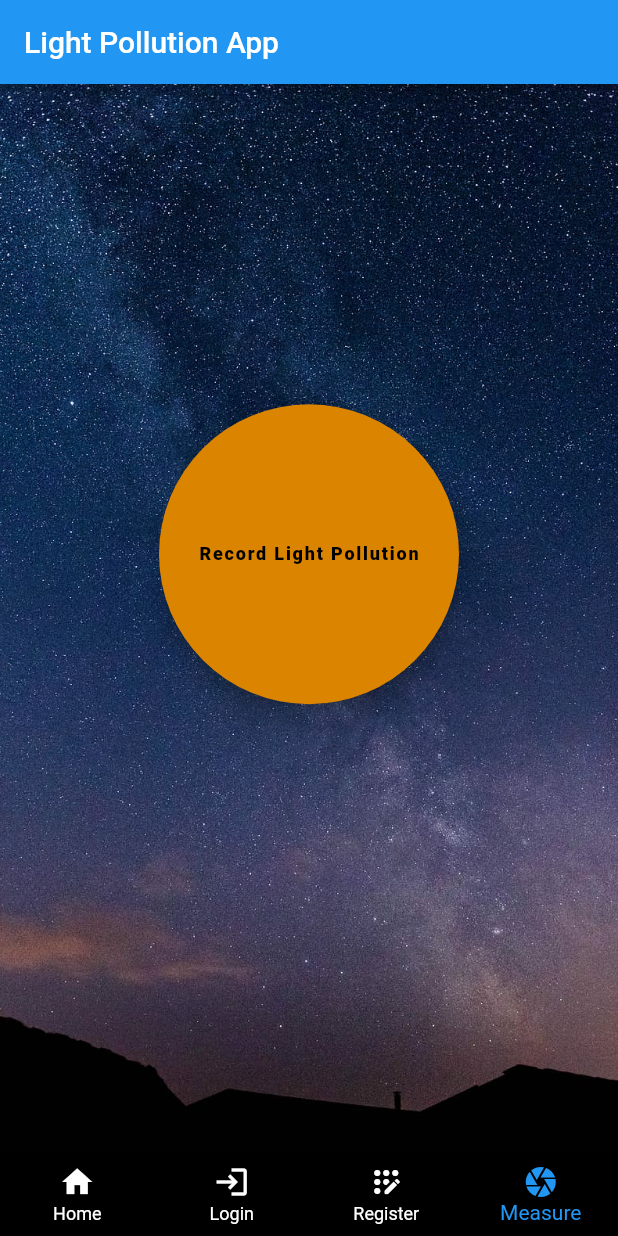
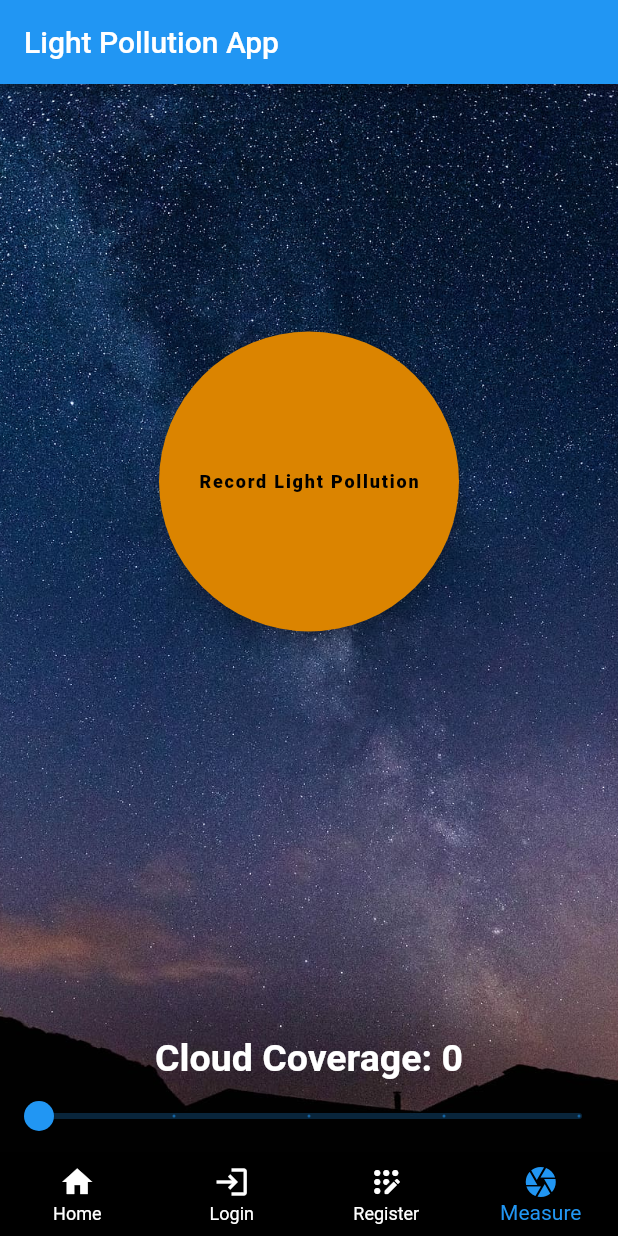
Before and after one commit to tomerbv/Light_Pollution, a Flutter app: the screen it shows after launch, item 4 of the bottom bar chosen, on a phone screen of 412 x 824 dp. Run offline on Flutter 3.47's test engine with Material 2 defaults, Android fonts, the phone set to English and light mode, and no system bars; our stand-ins replace camera, device_info_plus, flutter_easyloading, geolocator.

Commit message:
added server address and cloud coverage

```diff
--- a/lib/services/api_service.dart
+++ b/lib/services/api_service.dart
@@ -9,14 +9,17 @@ import 'device_info.dart';
 import 'location_service.dart';
 
 class ApiService {
-  // static final _client = http.Client();
+  //server
+  static const ip = "http://132.73.84.182:80";
 
-  static final _loginUrl = Uri.parse('http://10.100.102.7:5000/login');
+  //local
+  // static const ip = "http://10.100.102.7:5000";
 
-  static final _registerUrl = Uri.parse('http://10.100.102.7:5000/register');
+  static final _loginUrl = Uri.parse('$ip/login');
 
-  static final _sendImageUrl =
-      Uri.parse("http://10.100.102.7:5000/sendMeasurement");
+  static final _registerUrl = Uri.parse('$ip/register');
+
+  static final _sendImageUrl = Uri.parse("$ip/sendMeasurement");
 
   static login(username, password, context) async {
     try {
@@ -56,7 +59,7 @@ class ApiService {
     }
   }
 
-  static upload(XFile imageFile) async {
+  static upload(XFile imageFile, String cloudCoverage) async {
     try {
       var request = http.MultipartRequest('POST', _sendImageUrl);
       Map<String, dynamic> deviceInfo = await DeviceInfo.getPlatformState();
@@ -64,7 +67,7 @@ class ApiService {
       Position? position = await LocationService.getCurrentPosition();
       if (position != null) {
         request.fields.addAll({
-          "cloud_cover": '0',
+          "cloud_cover": cloudCoverage,
           "latitude": position.latitude.toString(),
           "longitude": position.longitude.toString(),
           "elevation": position.altitude.toString(),
@@ -87,6 +90,6 @@ class ApiService {
     } catch (error) {
       print(error.toString());
     }
-    return -1;
+    return "-1";
   }
 }
--- a/lib/views/camera_widget.dart
+++ b/lib/views/camera_widget.dart
@@ -31,6 +31,8 @@ class _CameraWidgetState extends State<CameraWidget>
   CameraController? controller;
   XFile? imageFile;
   XFile? videoFile;
+  double cloudCoverage = 0;
+  String cloudCoverageString = "0";
 
   @override
   void initState() {
@@ -108,7 +110,51 @@ class _CameraWidgetState extends State<CameraWidget>
                             fontWeight: FontWeight.w900,
                           )),
                     )
-                  : null)
+                  : null),
+          Padding(
+            padding: const EdgeInsets.all(10.0),
+            child: Row(
+              children: <Widget>[],
+            ),
+          ),
+          Text(
+            "Cloud Coverage: $cloudCoverageString",
+            style: TextStyle(
+              fontSize: 25,
+              color: Colors.white,
+              fontWeight: FontWeight.w700,
+            ),
+          ),
+          Slider(
+            min: 0,
+            max: 4,
+            divisions: 4,
+            value: cloudCoverage,
+            label: cloudCoverageString,
+            onChanged: (value) {
+              setState(() {
+                cloudCoverage = value;
+                switch (value.toInt()) {
+                  case 0:
+                    cloudCoverageString = "0/4";
+                    break;
+                  case 1:
+                    cloudCoverageString = "1/4";
+                    break;
+                  case 2:
+                    cloudCoverageString = "2/4";
+                    break;
+                  case 3:
+                    cloudCoverageString = "3/4";
+                    break;
+                  case 4:
+                    cloudCoverageString = "4/4";
+                    break;
+                  default:
+                }
+              });
+            },
+          ),
         ],
       ),
     );
@@ -235,7 +281,7 @@ class _CameraWidgetState extends State<CameraWidget>
           imageFile = file;
         });
         if (file != null) {
-          var value = await ApiService.upload(file);
+          var value = await ApiService.upload(file, cloudCoverageString);
           if (int.parse(value) >= 0) {
             showInSnackBar(
                 'Measurement has been Sent! Pollution value: ' + value);
```
